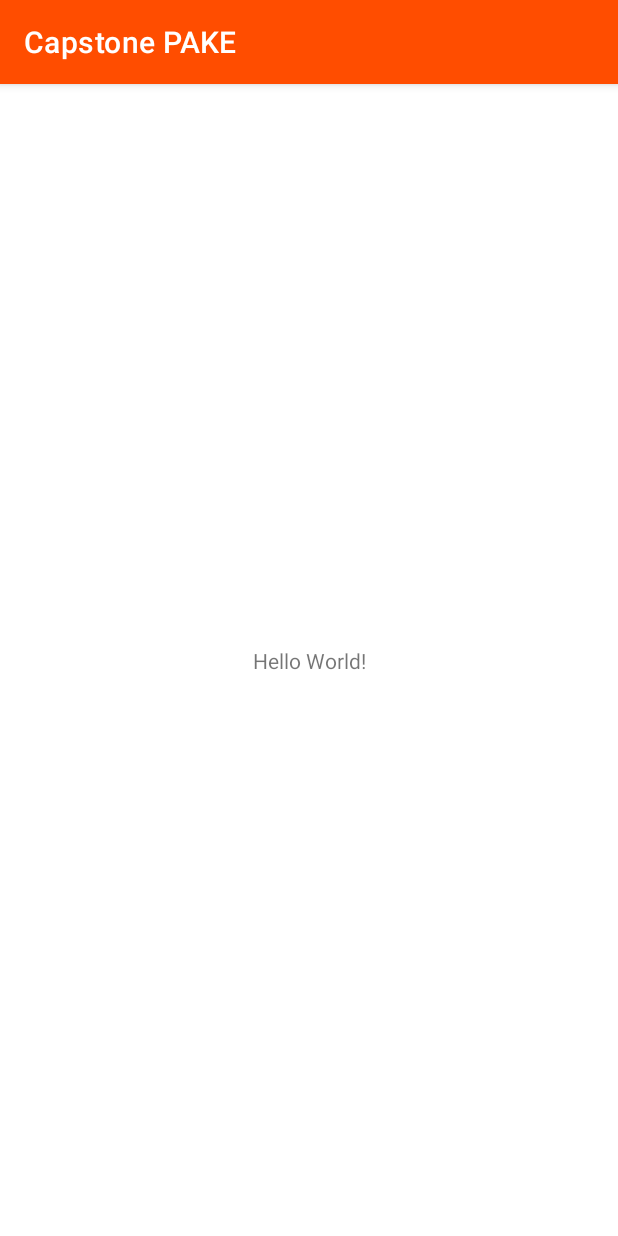
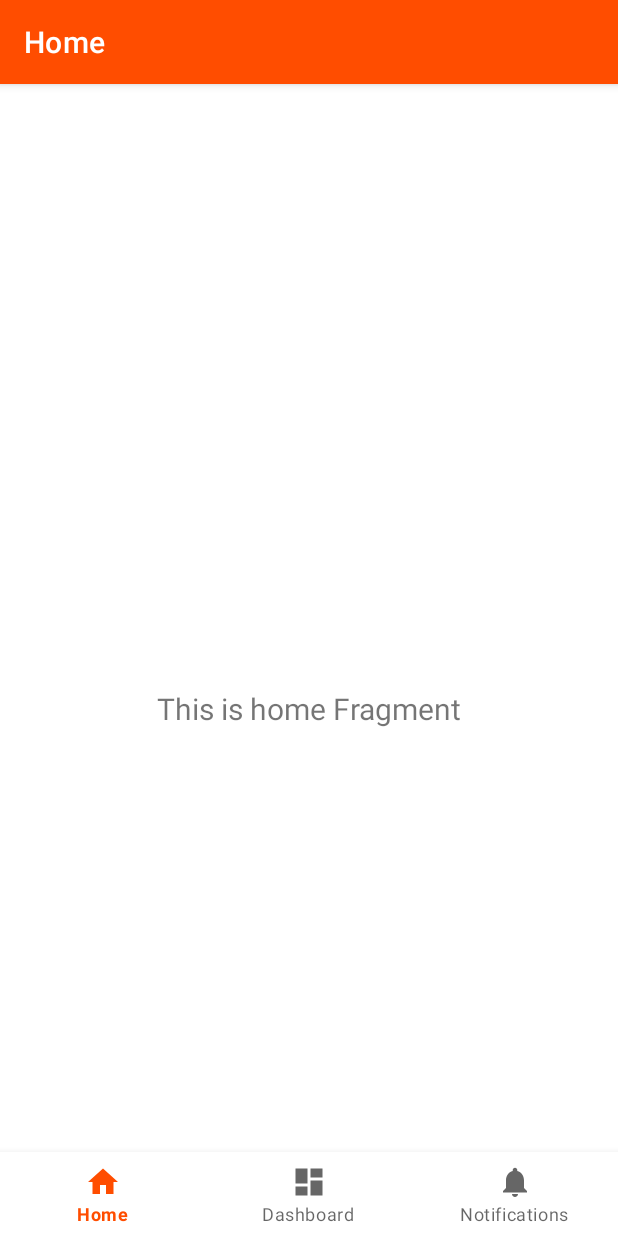
Before and after one commit to aditya-radiant/Capstone-PAKE, an Android app: the screen it shows after launch (MainActivity before the commit, BottomNavigationActivity after it), on a phone screen of 412 x 824 dp. Run offline under Robolectric (Android 15) with nearby library versions, the phone set to English and light mode, and no system bars; our stand-ins replace navigation-ui.

Commit message:
Add bottom nav etc

```diff
--- /dev/null
+++ b/Android/PAKE/app/src/main/java/com/capstoneproject/c22ps159/pake/ui/bottomnav/BottomNavigationActivity.kt
@@ -0,0 +1,36 @@
+package com.capstoneproject.c22ps159.pake.ui.bottomnav
+
+import android.os.Bundle
+import com.google.android.material.bottomnavigation.BottomNavigationView
+import androidx.appcompat.app.AppCompatActivity
+import androidx.navigation.findNavController
+import androidx.navigation.ui.AppBarConfiguration
+import androidx.navigation.ui.setupActionBarWithNavController
+import androidx.navigation.ui.setupWithNavController
+import com.capstoneproject.c22ps159.pake.R
+import com.capstoneproject.c22ps159.pake.databinding.ActivityBottomNavigationBinding
+
+class BottomNavigationActivity : AppCompatActivity() {
+
+    private lateinit var binding: ActivityBottomNavigationBinding
+
+    override fun onCreate(savedInstanceState: Bundle?) {
+        super.onCreate(savedInstanceState)
+
+        binding = ActivityBottomNavigationBinding.inflate(layoutInflater)
+        setContentView(binding.root)
+
+        val navView: BottomNavigationView = binding.navView
+
+        val navController = findNavController(R.id.nav_host_fragment_activity_bottom_navigation)
+        // Passing each menu ID as a set of Ids because each
+        // menu should be considered as top level destinations.
+        val appBarConfiguration = AppBarConfiguration(
+            setOf(
+                R.id.navigation_home, R.id.navigation_dashboard, R.id.navigation_notifications
+            )
+        )
+        setupActionBarWithNavController(navController, appBarConfiguration)
+        navView.setupWithNavController(navController)
+    }
+}
--- /dev/null
+++ b/Android/PAKE/app/src/main/java/com/capstoneproject/c22ps159/pake/ui/bottomnav/ui/home/HomeFragment.kt
@@ -0,0 +1,42 @@
+package com.capstoneproject.c22ps159.pake.ui.bottomnav.ui.home
+
+import android.os.Bundle
+import android.view.LayoutInflater
+import android.view.View
+import android.view.ViewGroup
+import android.widget.TextView
+import androidx.fragment.app.Fragment
+import androidx.lifecycle.ViewModelProvider
+import com.capstoneproject.c22ps159.pake.databinding.FragmentHomeBinding
+
+class HomeFragment : Fragment() {
+
+    private var _binding: FragmentHomeBinding? = null
+
+    // This property is only valid between onCreateView and
+    // onDestroyView.
+    private val binding get() = _binding!!
+
+    override fun onCreateView(
+        inflater: LayoutInflater,
+        container: ViewGroup?,
+        savedInstanceState: Bundle?
+    ): View {
+        val homeViewModel =
+            ViewModelProvider(this).get(HomeViewModel::class.java)
+
+        _binding = FragmentHomeBinding.inflate(inflater, container, false)
+        val root: View = binding.root
+
+        val textView: TextView = binding.textHome
+        homeViewModel.text.observe(viewLifecycleOwner) {
+            textView.text = it
+        }
+        return root
+    }
+
+    override fun onDestroyView() {
+        super.onDestroyView()
+        _binding = null
+    }
+}
--- /dev/null
+++ b/Android/PAKE/app/src/main/java/com/capstoneproject/c22ps159/pake/ui/bottomnav/ui/home/HomeViewModel.kt
@@ -0,0 +1,13 @@
+package com.capstoneproject.c22ps159.pake.ui.bottomnav.ui.home
+
+import androidx.lifecycle.LiveData
+import androidx.lifecycle.MutableLiveData
+import androidx.lifecycle.ViewModel
+
+class HomeViewModel : ViewModel() {
+
+    private val _text = MutableLiveData<String>().apply {
+        value = "This is home Fragment"
+    }
+    val text: LiveData<String> = _text
+}
--- /dev/null
+++ b/Android/PAKE/app/src/main/res/drawable/ic_dashboard_black_24dp.xml
@@ -0,0 +1,9 @@
+<vector xmlns:android="http://schemas.android.com/apk/res/android"
+    android:width="24dp"
+    android:height="24dp"
+    android:viewportWidth="24.0"
+    android:viewportHeight="24.0">
+    <path
+        android:fillColor="#FF000000"
+        android:pathData="M3,13h8L11,3L3,3v10zM3,21h8v-6L3,15v6zM13,21h8L21,11h-8v10zM13,3v6h8L21,3h-8z" />
+</vector>
--- /dev/null
+++ b/Android/PAKE/app/src/main/res/drawable/ic_home_black_24dp.xml
@@ -0,0 +1,9 @@
+<vector xmlns:android="http://schemas.android.com/apk/res/android"
+    android:width="24dp"
+    android:height="24dp"
+    android:viewportWidth="24.0"
+    android:viewportHeight="24.0">
+    <path
+        android:fillColor="#FF000000"
+        android:pathData="M10,20v-6h4v6h5v-8h3L12,3 2,12h3v8z" />
+</vector>
--- /dev/null
+++ b/Android/PAKE/app/src/main/res/drawable/ic_notifications_black_24dp.xml
@@ -0,0 +1,9 @@
+<vector xmlns:android="http://schemas.android.com/apk/res/android"
+    android:width="24dp"
+    android:height="24dp"
+    android:viewportWidth="24.0"
+    android:viewportHeight="24.0">
+    <path
+        android:fillColor="#FF000000"
+        android:pathData="M12,22c1.1,0 2,-0.9 2,-2h-4c0,1.1 0.89,2 2,2zM18,16v-5c0,-3.07 -1.64,-5.64 -4.5,-6.32L13.5,4c0,-0.83 -0.67,-1.5 -1.5,-1.5s-1.5,0.67 -1.5,1.5v0.68C7.63,5.36 6,7.92 6,11v5l-2,2v1h16v-1l-2,-2z" />
+</vector>
--- /dev/null
+++ b/Android/PAKE/app/src/main/res/layout/activity_bottom_navigation.xml
@@ -0,0 +1,33 @@
+<?xml version="1.0" encoding="utf-8"?>
+<androidx.constraintlayout.widget.ConstraintLayout xmlns:android="http://schemas.android.com/apk/res/android"
+    xmlns:app="http://schemas.android.com/apk/res-auto"
+    android:id="@+id/container"
+    android:layout_width="match_parent"
+    android:layout_height="match_parent"
+    android:paddingTop="?attr/actionBarSize">
+
+    <com.google.android.material.bottomnavigation.BottomNavigationView
+        android:id="@+id/nav_view"
+        android:layout_width="0dp"
+        android:layout_height="wrap_content"
+        android:layout_marginStart="0dp"
+        android:layout_marginEnd="0dp"
+        android:background="?android:attr/windowBackground"
+        app:layout_constraintBottom_toBottomOf="parent"
+        app:layout_constraintLeft_toLeftOf="parent"
+        app:layout_constraintRight_toRightOf="parent"
+        app:menu="@menu/bottom_nav_menu" />
+
+    <fragment
+        android:id="@+id/nav_host_fragment_activity_bottom_navigation"
+        android:name="androidx.navigation.fragment.NavHostFragment"
+        android:layout_width="match_parent"
+        android:layout_height="match_parent"
+        app:defaultNavHost="true"
+        app:layout_constraintBottom_toTopOf="@id/nav_view"
+        app:layout_constraintLeft_toLeftOf="parent"
+        app:layout_constraintRight_toRightOf="parent"
+        app:layout_constraintTop_toTopOf="parent"
+        app:navGraph="@navigation/mobile_navigation" />
+
+</androidx.constraintlayout.widget.ConstraintLayout>
--- /dev/null
+++ b/Android/PAKE/app/src/main/res/layout/fragment_home.xml
@@ -0,0 +1,22 @@
+<?xml version="1.0" encoding="utf-8"?>
+<androidx.constraintlayout.widget.ConstraintLayout xmlns:android="http://schemas.android.com/apk/res/android"
+    xmlns:app="http://schemas.android.com/apk/res-auto"
+    xmlns:tools="http://schemas.android.com/tools"
+    android:layout_width="match_parent"
+    android:layout_height="match_parent"
+    tools:context=".ui.bottomnav.ui.home.HomeFragment">
+
+    <TextView
+        android:id="@+id/text_home"
+        android:layout_width="match_parent"
+        android:layout_height="wrap_content"
+        android:layout_marginStart="8dp"
+        android:layout_marginTop="8dp"
+        android:layout_marginEnd="8dp"
+        android:textAlignment="center"
+        android:textSize="20sp"
+        app:layout_constraintBottom_toBottomOf="parent"
+        app:layout_constraintEnd_toEndOf="parent"
+        app:layout_constraintStart_toStartOf="parent"
+        app:layout_constraintTop_toTopOf="parent" />
+</androidx.constraintlayout.widget.ConstraintLayout>
--- /dev/null
+++ b/Android/PAKE/app/src/main/res/menu/bottom_nav_menu.xml
@@ -0,0 +1,19 @@
+<?xml version="1.0" encoding="utf-8"?>
+<menu xmlns:android="http://schemas.android.com/apk/res/android">
+
+    <item
+        android:id="@+id/navigation_home"
+        android:icon="@drawable/ic_home_black_24dp"
+        android:title="@string/title_home" />
+
+    <item
+        android:id="@+id/navigation_dashboard"
+        android:icon="@drawable/ic_dashboard_black_24dp"
+        android:title="@string/title_dashboard" />
+
+    <item
+        android:id="@+id/navigation_notifications"
+        android:icon="@drawable/ic_notifications_black_24dp"
+        android:title="@string/title_notifications" />
+
+</menu>
--- /dev/null
+++ b/Android/PAKE/app/src/main/res/navigation/mobile_navigation.xml
@@ -0,0 +1,25 @@
+<?xml version="1.0" encoding="utf-8"?>
+<navigation xmlns:android="http://schemas.android.com/apk/res/android"
+    xmlns:app="http://schemas.android.com/apk/res-auto"
+    xmlns:tools="http://schemas.android.com/tools"
+    android:id="@+id/mobile_navigation"
+    app:startDestination="@+id/navigation_home">
+
+    <fragment
+        android:id="@+id/navigation_home"
+        android:name="com.capstoneproject.c22ps159.pake.ui.bottomnav.ui.home.HomeFragment"
+        android:label="@string/title_home"
+        tools:layout="@layout/fragment_home" />
+
+    <fragment
+        android:id="@+id/navigation_dashboard"
+        android:name="com.capstoneproject.c22ps159.pake.ui.bottomnav.ui.dashboard.DashboardFragment"
+        android:label="@string/title_dashboard"
+        tools:layout="@layout/fragment_dashboard" />
+
+    <fragment
+        android:id="@+id/navigation_notifications"
+        android:name="com.capstoneproject.c22ps159.pake.ui.bottomnav.ui.notifications.NotificationsFragment"
+        android:label="@string/title_notifications"
+        tools:layout="@layout/fragment_notifications" />
+</navigation>
--- /dev/null
+++ b/Android/PAKE/app/src/main/res/values/dimens.xml
@@ -0,0 +1,5 @@
+<resources>
+    <!-- Default screen margins, per the Android Design guidelines. -->
+    <dimen name="activity_horizontal_margin">16dp</dimen>
+    <dimen name="activity_vertical_margin">16dp</dimen>
+</resources>
--- a/Android/PAKE/app/src/main/res/values/strings.xml
+++ b/Android/PAKE/app/src/main/res/values/strings.xml
@@ -29,4 +29,8 @@
     <string name="reset_password_title">RESET PASSWORD</string>
     <string name="ed_email_rp">New Password</string>
     <string name="confirm">Confirm</string>
+    <string name="title_activity_bottom_navigation">BottomNavigationActivity</string>
+    <string name="title_home">Home</string>
+    <string name="title_dashboard">Dashboard</string>
+    <string name="title_notifications">Notifications</string>
 </resources>
```
Also changed, not shown: Android/PAKE/app/build.gradle (+9 -0 lines), Android/PAKE/app/src/main/AndroidManifest.xml (+14 -8 lines), Android/PAKE/app/src/main/java/com/capstoneproject/c22ps159/pake/ui/bottomnav/ui/dashboard/DashboardFragment.kt (added, +42 -0 lines), Android/PAKE/app/src/main/java/com/capstoneproject/c22ps159/pake/ui/bottomnav/ui/dashboard/DashboardViewModel.kt (added, +13 -0 lines), Android/PAKE/app/src/main/java/com/capstoneproject/c22ps159/pake/ui/bottomnav/ui/notifications/NotificationsFragment.kt (added, +42 -0 lines), Android/PAKE/app/src/main/java/com/capstoneproject/c22ps159/pake/ui/bottomnav/ui/notifications/NotificationsViewModel.kt (added, +13 -0 lines), Android/PAKE/app/src/main/res/layout/fragment_dashboard.xml (added, +22 -0 lines), Android/PAKE/app/src/main/res/layout/fragment_notifications.xml (added, +22 -0 lines).
